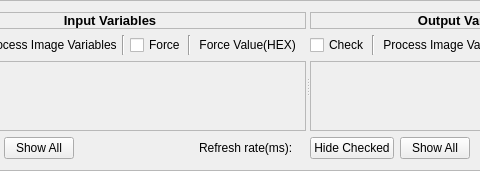
This is apps/demo_qt_advanced/plk_qt_gui/ui/ProcessImageVariables.ui in OpenAutomationTechnologies/openPOWERLINK_Qt_App as Qt 5 draws it before an edit; both pictures show x 98 to 578 and y 0 to 171 of the 739 by 171 pixel window. The edited form follows.
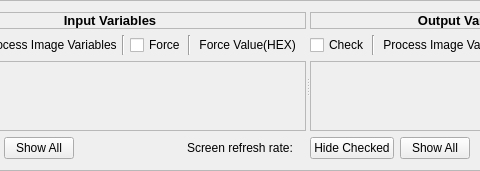
This is the edited form.

Commit message: [TASK] Update labels and tool tip information

```diff
--- a/apps/demo_qt_advanced/plk_qt_gui/ui/ProcessImageVariables.ui
+++ b/apps/demo_qt_advanced/plk_qt_gui/ui/ProcessImageVariables.ui
@@ -184,7 +184,7 @@
        <item row="4" column="3">
         <widget class="QLabel" name="label">
          <property name="text">
-          <string>Refresh rate(ms):</string>
+          <string>Screen refresh rate:</string>
          </property>
         </widget>
        </item>
```
Left out of the diff: 3 changed lines with no effect on the pictures. The commit also changes 1 other file.
